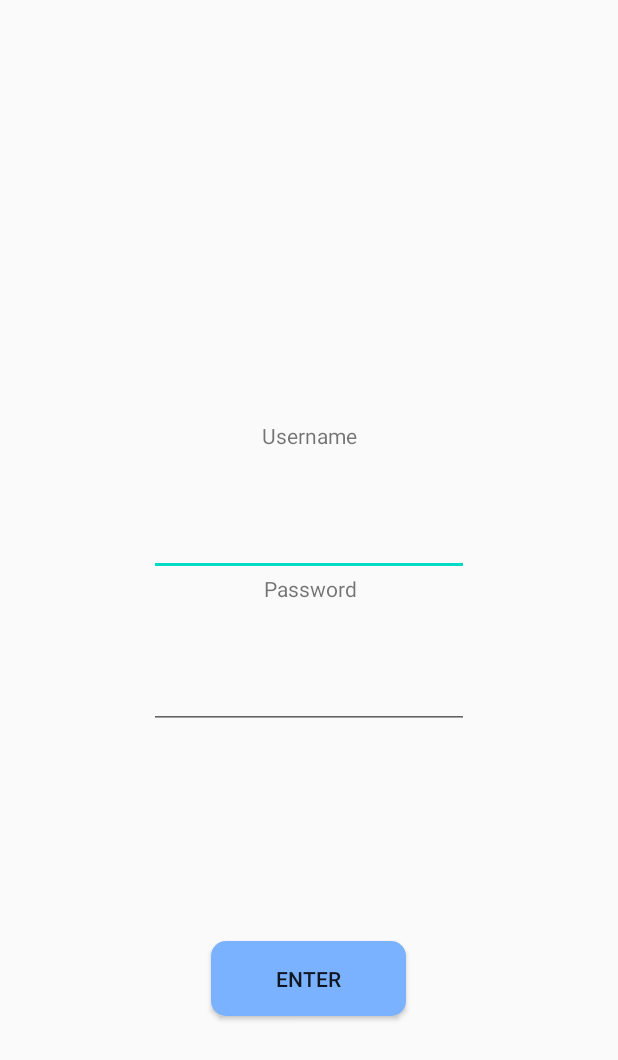
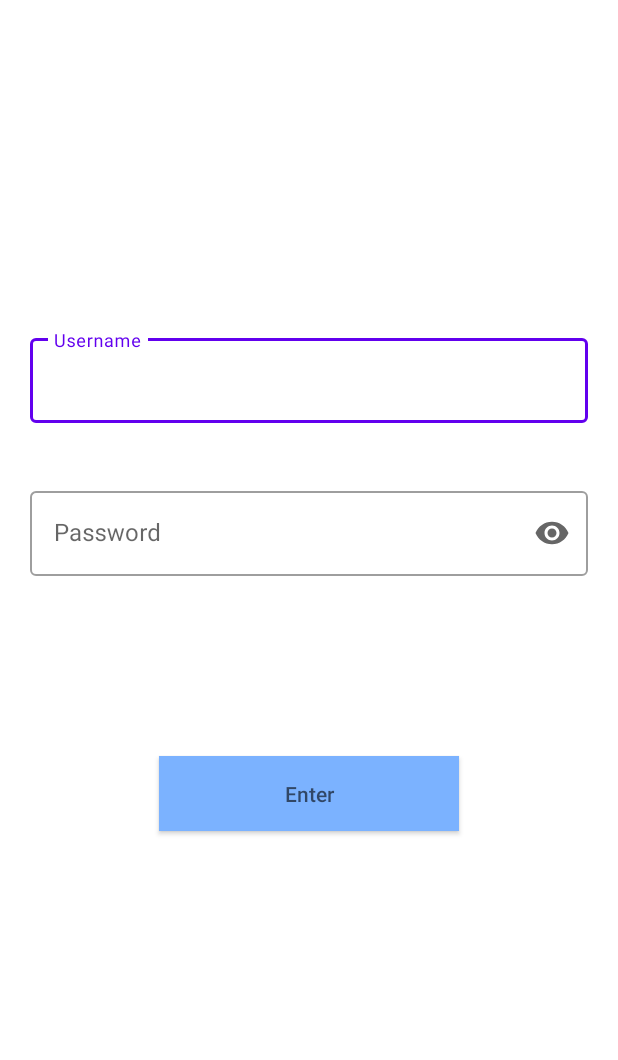
Before and after one commit to lmarzocchetti/pbwallet, an Android app: the screen it shows after launch (LoginPanel), on a phone screen of 412 x 824 dp. Shown: the top 1060 px of the screen. Run offline under Robolectric (Android 15) with nearby library versions, the phone set to English and light mode, and no system bars.

Commit message:
Added material design to loginpanel

```diff
--- a/app/src/main/AndroidManifest.xml
+++ b/app/src/main/AndroidManifest.xml
@@ -8,7 +8,7 @@
         android:label="@string/app_name"
         android:roundIcon="@mipmap/ic_launcher_round"
         android:supportsRtl="true"
-        android:theme="@style/AppTheme">
+        android:theme="@style/Theme.MaterialComponents.Light">
         <activity android:name=".MainActivity">
             <intent-filter>
                 <action android:name="android.intent.action.MAIN" />
--- a/app/src/main/java/com/example/pbwallet/HomePanel.java
+++ b/app/src/main/java/com/example/pbwallet/HomePanel.java
@@ -1,9 +1,7 @@
 package com.example.pbwallet;
 
-import android.app.Activity;
 import android.os.Bundle;
 import android.view.MenuItem;
-import android.widget.TextView;
 
 import androidx.annotation.NonNull;
 import androidx.appcompat.app.AppCompatActivity;
@@ -45,6 +43,7 @@ public class HomePanel extends AppCompatActivity {
                             break;
                     }
 
+                    assert selected != null;
                     getSupportFragmentManager().beginTransaction().replace(R.id.nav_frameLayout, selected).commit();
                     return true;
                 }
--- a/app/src/main/java/com/example/pbwallet/LoginPanel.java
+++ b/app/src/main/java/com/example/pbwallet/LoginPanel.java
@@ -1,30 +1,33 @@
 package com.example.pbwallet;
 import android.app.Activity;
 import android.content.Intent;
-import android.database.Cursor;
 import android.os.Bundle;
 import android.view.View;
 import android.widget.Button;
 import android.widget.EditText;
 
+import com.google.android.material.textfield.TextInputEditText;
 
-public class LoginPanel extends Activity{
-    EditText username, passwd;
+import java.util.Objects;
+
+
+public class LoginPanel extends Activity {
+    TextInputEditText username, passwd;
 
     @Override
     protected void onCreate(Bundle savedInstanceState) {
         super.onCreate(savedInstanceState);
         setContentView(R.layout.activity_loginpanel);
 
-        Button enter = findViewById(R.id.login_button);
-        username = findViewById(R.id.editTextTextPersonName);
-        passwd = findViewById(R.id.editTextTextPassword);
+        Button enter = findViewById(R.id.button);
+        username = findViewById(R.id.usernameTF);
+        passwd = findViewById(R.id.passwdTF);
 
         enter.setOnClickListener(new View.OnClickListener() {
             @Override
             public void onClick(View view) {
-                Intent homepage = new Intent(LoginPanel.this ,HomePanel.class);
-                if(checkEnter(username.getText().toString(), passwd.getText().toString())) {
+                Intent homepage = new Intent(LoginPanel.this , HomePanel.class);
+                if(checkEnter(Objects.requireNonNull(username.getText()).toString(), Objects.requireNonNull(passwd.getText()).toString())) {
                     startActivity(homepage);
                     finish();
                 }
@@ -35,5 +38,4 @@ public class LoginPanel extends Activity{
     protected boolean checkEnter(String username, String passwd) {
         return true;
     }
-
 }
--- a/app/src/main/java/com/example/pbwallet/MainActivity.java
+++ b/app/src/main/java/com/example/pbwallet/MainActivity.java
@@ -10,7 +10,7 @@ public class MainActivity extends AppCompatActivity {
     @Override
     protected void onCreate(Bundle savedInstanceState) {
         super.onCreate(savedInstanceState);
-        Intent loginpage = new Intent(MainActivity.this,LoginPanel.class);
+        Intent loginpage = new Intent(MainActivity.this, LoginPanel.class);
         startActivity(loginpage);
     }
 }
--- a/app/src/main/res/layout/activity_homepanel.xml
+++ b/app/src/main/res/layout/activity_homepanel.xml
@@ -1,6 +1,5 @@
 <?xml version="1.0" encoding="utf-8"?>
 <RelativeLayout xmlns:android="http://schemas.android.com/apk/res/android"
-    xmlns:tools="http://schemas.android.com/tools"
     xmlns:app="http://schemas.android.com/apk/res-auto"
     android:layout_width="match_parent"
     android:layout_height="match_parent">
--- a/app/src/main/res/layout/activity_loginpanel.xml
+++ b/app/src/main/res/layout/activity_loginpanel.xml
@@ -1,85 +1,57 @@
 <?xml version="1.0" encoding="utf-8"?>
-<androidx.constraintlayout.widget.ConstraintLayout xmlns:android="http://schemas.android.com/apk/res/android"
+<LinearLayout xmlns:android="http://schemas.android.com/apk/res/android"
     xmlns:app="http://schemas.android.com/apk/res-auto"
     xmlns:tools="http://schemas.android.com/tools"
     android:layout_width="match_parent"
-    android:layout_height="match_parent">
+    android:layout_height="match_parent"
+    android:orientation="vertical"
+    tools:context=".LoginPanel">
 
+    <Space
+        android:layout_width="1dp"
+        android:layout_height="200dp"/>
 
-    <TextView
-        android:id="@+id/USERNAME"
-        android:layout_width="wrap_content"
+    <com.google.android.material.textfield.TextInputLayout
+        android:id="@+id/username"
+        style="@style/Widget.MaterialComponents.TextInputLayout.OutlinedBox"
+        android:layout_width="match_parent"
         android:layout_height="wrap_content"
-        android:layout_marginStart="174dp"
-        android:layout_marginTop="234dp"
-        android:layout_marginEnd="173dp"
-        android:layout_marginBottom="478dp"
-        android:text="@string/username"
-        app:layout_constraintBottom_toBottomOf="parent"
-        app:layout_constraintEnd_toEndOf="parent"
-        app:layout_constraintStart_toStartOf="parent"
-        app:layout_constraintTop_toTopOf="parent" />
+        android:layout_margin="20dp"
+        android:hint="@string/username">
 
-    <EditText
-        android:id="@+id/editTextTextPersonName"
-        android:layout_width="wrap_content"
+        <com.google.android.material.textfield.TextInputEditText
+            android:id="@+id/usernameTF"
+            android:layout_width="match_parent"
+            android:layout_height="wrap_content"
+            android:inputType="text"/>
+    </com.google.android.material.textfield.TextInputLayout>
+
+    <com.google.android.material.textfield.TextInputLayout
+        android:id="@+id/passwd"
+        style="@style/Widget.MaterialComponents.TextInputLayout.OutlinedBox"
+        android:layout_width="match_parent"
         android:layout_height="wrap_content"
-        android:layout_marginStart="101dp"
-        android:layout_marginTop="16dp"
-        android:layout_marginEnd="101dp"
-        android:layout_marginBottom="417dp"
-        android:autofillHints=""
-        android:ems="10"
-        android:inputType="textPersonName"
-        app:layout_constraintBottom_toBottomOf="parent"
-        app:layout_constraintEnd_toEndOf="parent"
-        app:layout_constraintStart_toStartOf="parent"
-        app:layout_constraintTop_toBottomOf="@+id/USERNAME"
-        tools:ignore="LabelFor" />
+        android:layout_margin="20dp"
+        app:endIconMode="password_toggle"
+        android:hint="@string/password">
 
-    <TextView
-        android:id="@+id/textView3"
-        android:layout_width="wrap_content"
-        android:layout_height="wrap_content"
-        android:layout_marginStart="175dp"
-        android:layout_marginTop="336dp"
-        android:layout_marginEnd="174dp"
-        android:layout_marginBottom="376dp"
-        android:text="@string/password"
-        app:layout_constraintBottom_toBottomOf="parent"
-        app:layout_constraintEnd_toEndOf="parent"
-        app:layout_constraintStart_toStartOf="parent"
-        app:layout_constraintTop_toTopOf="parent" />
+        <com.google.android.material.textfield.TextInputEditText
+            android:id="@+id/passwdTF"
+            android:layout_width="match_parent"
+            android:layout_height="wrap_content"
+            android:inputType="textPassword"/>
+    </com.google.android.material.textfield.TextInputLayout>
 
-    <EditText
-        android:id="@+id/editTextTextPassword"
-        android:layout_width="wrap_content"
-        android:layout_height="wrap_content"
-        android:layout_marginStart="101dp"
-        android:layout_marginTop="16dp"
-        android:layout_marginEnd="101dp"
-        android:layout_marginBottom="315dp"
-        android:autofillHints=""
-        android:ems="10"
-        android:inputType="textPassword"
-        app:layout_constraintBottom_toBottomOf="parent"
-        app:layout_constraintEnd_toEndOf="parent"
-        app:layout_constraintStart_toStartOf="parent"
-        app:layout_constraintTop_toBottomOf="@+id/textView3"
-        tools:ignore="LabelFor" />
+    <Space
+        android:layout_width="1dp"
+        android:layout_height="100dp"/>
 
     <Button
-        android:id="@+id/login_button"
-        android:layout_width="130dp"
+        android:id="@+id/button"
+        android:layout_width="200dp"
         android:layout_height="50dp"
-        android:layout_marginStart="140dp"
-        android:layout_marginTop="130dp"
-        android:layout_marginEnd="141dp"
-        android:layout_marginBottom="135dp"
-        android:background="@drawable/login_button"
-        android:text="@string/enter"
-        app:layout_constraintBottom_toBottomOf="parent"
-        app:layout_constraintEnd_toEndOf="parent"
-        app:layout_constraintStart_toStartOf="parent"
-        app:layout_constraintTop_toBottomOf="@+id/editTextTextPassword" />
-</androidx.constraintlayout.widget.ConstraintLayout>
+        android:hint="@string/enter"
+        android:background="@color/celeste"
+        android:layout_gravity="center_horizontal"/>
+
+</LinearLayout>
--- a/app/src/main/res/values/colors.xml
+++ b/app/src/main/res/values/colors.xml
@@ -3,4 +3,5 @@
     <color name="colorPrimary">#6200EE</color>
     <color name="colorPrimaryDark">#3700B3</color>
     <color name="colorAccent">#03DAC5</color>
+    <color name="celeste">#7BB2FF</color>
 </resources>
--- a/app/src/main/res/values/strings.xml
+++ b/app/src/main/res/values/strings.xml
@@ -3,9 +3,8 @@
     <string name="username">Username</string>
     <string name="password">Password</string>
     <string name="button">Button</string>
-    <string name="enter">Enter</string>
     <string name="home">Home</string>
     <string name="funds">Funds</string>
     <string name="stats">Stats</string>
-    <color name="celeste">#7BB2FF</color>
+    <string name="enter">Enter</string>
 </resources>
```
